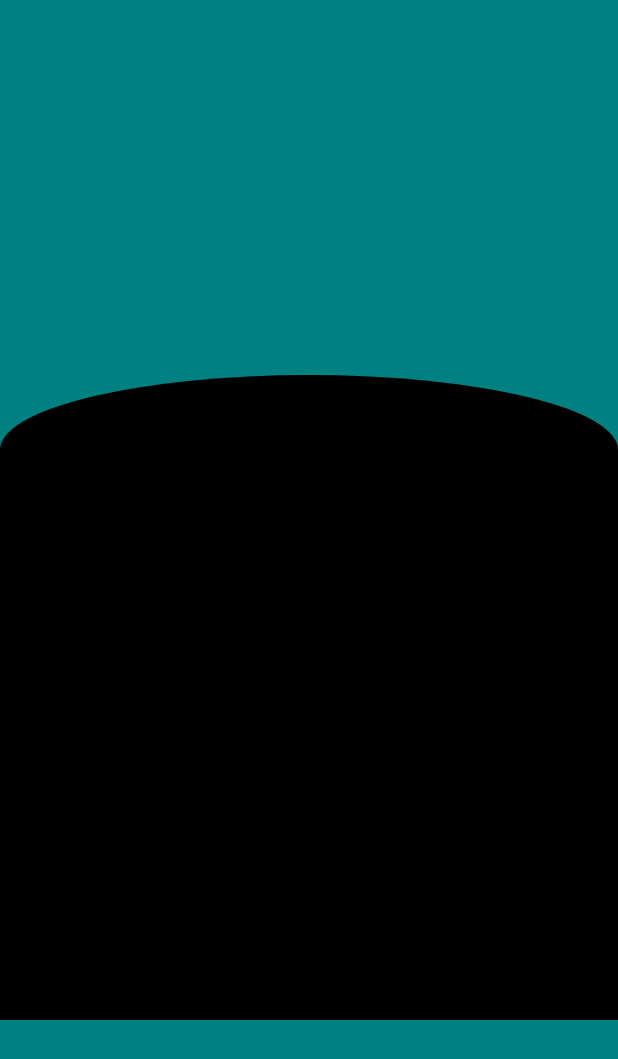
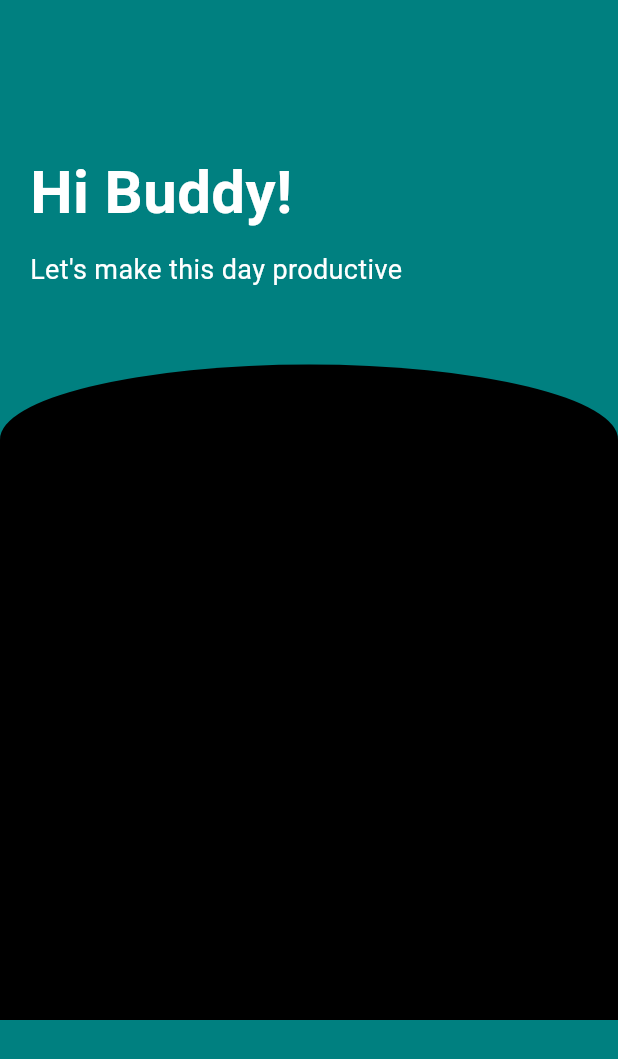
Before and after one commit to Amrutha52/QuizAppFlutter, a Flutter app: the screen it shows after launch, on a phone screen of 412 x 824 dp. Shown: the top 1059 px of the screen. Run offline on Flutter 3.47's test engine with Material 3 defaults, Android fonts, the phone set to English and light mode, and no system bars; our stand-ins replace lottie, percent_indicator.

Commit message:
Category Screen design changes

```diff
--- a/lib/view/category_screen/CategoryScreen.dart
+++ b/lib/view/category_screen/CategoryScreen.dart
@@ -16,10 +16,28 @@ class _CategoryScreenState extends State<CategoryScreen>
     return Scaffold(
       backgroundColor: Color(0xff008080),
       body: Column(
-        children: <Widget>[
-          SizedBox(height: 250,),
+        crossAxisAlignment: CrossAxisAlignment.start,
+        children:[
+          Padding(
+            padding: const EdgeInsets.fromLTRB(20, 100, 0, 0),
+            child: Text("Hi Buddy!", style: TextStyle(
+              fontWeight: FontWeight.bold,
+              color: Colors.white,
+              fontSize: 40,
+            ),),
+          ),
+          SizedBox(height: 10,),
+          Padding(
+            padding: const EdgeInsets.fromLTRB(20, 0, 0, 0),
+            child: Text("Let's make this day productive", style: TextStyle(
+              fontWeight: FontWeight.normal,
+              color: Colors.white,
+              fontSize: 18,
+            ),),
+          ),
+          SizedBox(height: 50,),
           Container(
-            height: 430,
+            height: 437,
             decoration: BoxDecoration(
               color: Colors.black,
               borderRadius: BorderRadius.vertical(
```
